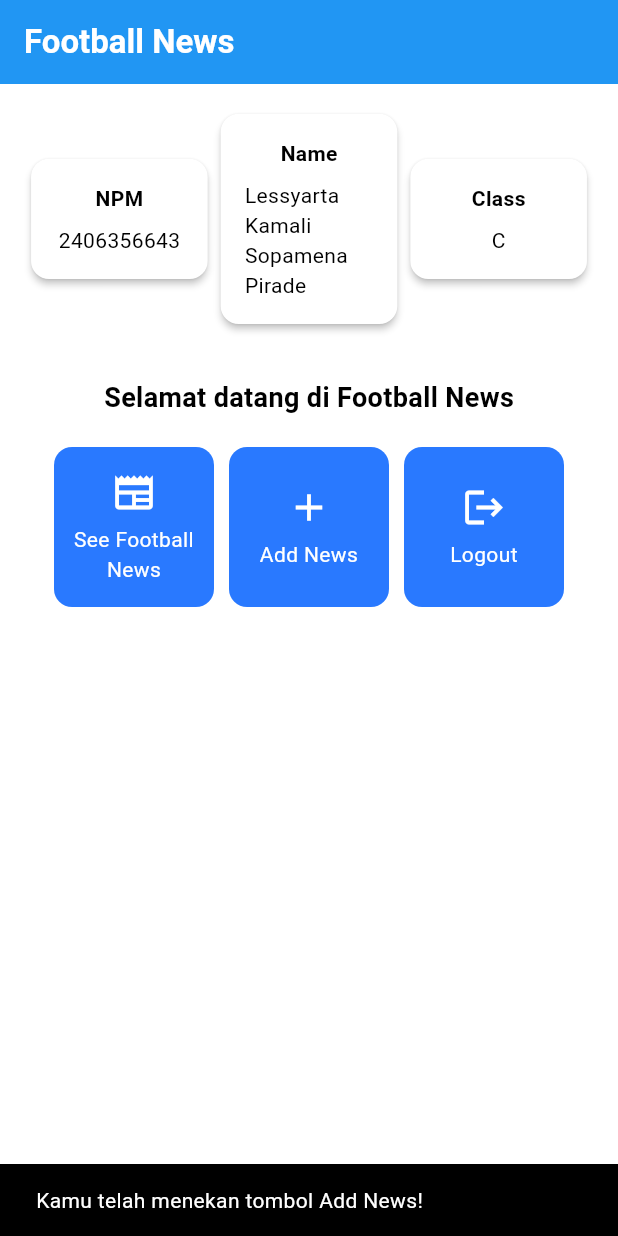
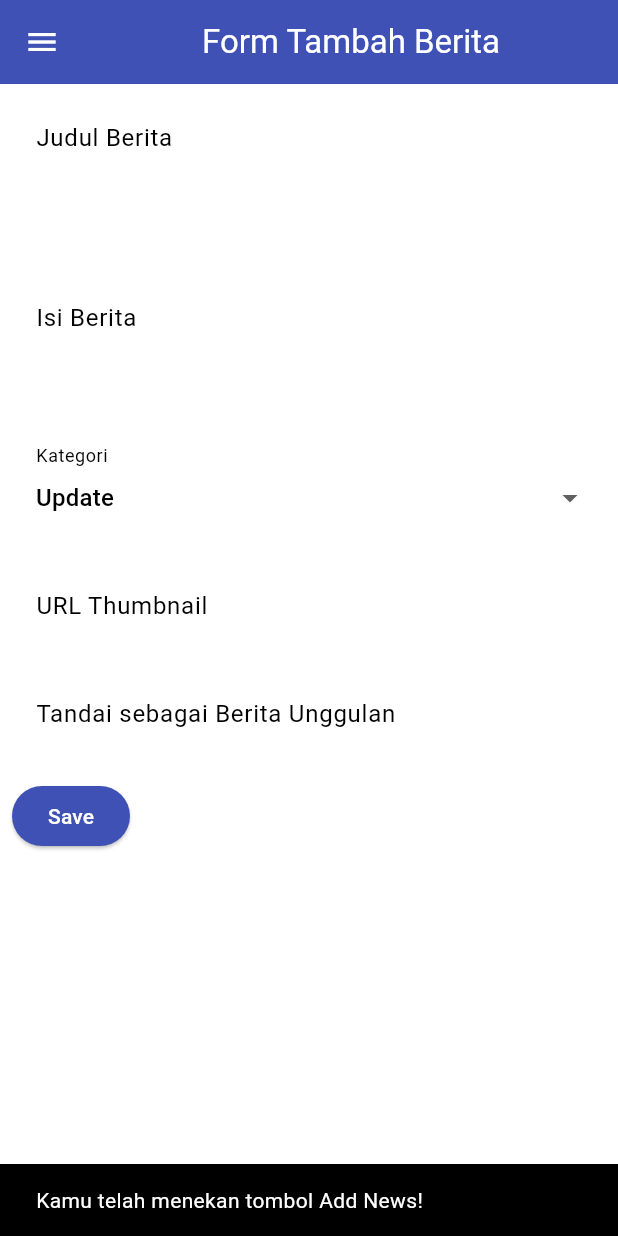
Before and after one commit to kamali-pirade/football-news-mobile, a Flutter app: the screen it shows after launch, after a tap on "Add News", on a phone screen of 412 x 824 dp. Run offline on Flutter 3.47's test engine with Material 3 defaults, Android fonts, the phone set to English and light mode, and no system bars.

Commit message:
tutorial 7 selesai

```diff
--- a/lib/main.dart
+++ b/lib/main.dart
@@ -1,5 +1,5 @@
 import 'package:flutter/material.dart';
-import 'package:football_news/menu.dart';
+import 'package:football_news/screens/menu.dart';
 
 void main() {
   runApp(const MyApp());
--- a/lib/menu.dart
+++ b/lib/screens/menu.dart
@@ -1,4 +1,7 @@
 import 'package:flutter/material.dart';
+import 'package:football_news/widgets/left_drawer.dart';
+import 'package:football_news/widgets/news_card.dart';
+import 'package:football_news/screens/newslist_form.dart';
 
 class MyHomePage extends StatelessWidget {
   const MyHomePage({super.key}); // simplified constructor
@@ -17,7 +20,6 @@ class MyHomePage extends StatelessWidget {
   Widget build(BuildContext context) {
     // Scaffold menyediakan struktur dasar halaman dengan AppBar dan body.
     return Scaffold(
-      // AppBar adalah bagian atas halaman yang menampilkan judul.
       appBar: AppBar(
         // Judul aplikasi "Football News" dengan teks putih dan tebal.
         title: const Text(
@@ -27,6 +29,7 @@ class MyHomePage extends StatelessWidget {
         // Warna latar belakang AppBar diambil dari skema warna tema aplikasi.
         backgroundColor: Theme.of(context).colorScheme.primary,
       ),
+      drawer: LeftDrawer(),
       // Body halaman dengan padding di sekelilingnya.
       body: Padding(
         padding: const EdgeInsets.all(16.0),
@@ -127,54 +130,3 @@ class ItemHomepage {
 
   const ItemHomepage(this.name, this.icon);
 }
-
-class ItemCard extends StatelessWidget {
-  // Menampilkan kartu dengan ikon dan nama.
-
-  final ItemHomepage item;
-
-  const ItemCard(this.item, {super.key});
-
-  @override
-  Widget build(BuildContext context) {
-    return Material(
-      // Menentukan warna latar belakang dari tema aplikasi.
-      color: Theme.of(context).colorScheme.secondary,
-      // Membuat sudut kartu melengkung.
-      borderRadius: BorderRadius.circular(12),
-
-      child: InkWell(
-        // Aksi ketika kartu ditekan.
-        onTap: () {
-          // Menampilkan pesan SnackBar saat kartu ditekan.
-          ScaffoldMessenger.of(context)
-            ..hideCurrentSnackBar()
-            ..showSnackBar(
-              SnackBar(
-                content: Text("Kamu telah menekan tombol ${item.name}!"),
-              ),
-            );
-        },
-        // Container untuk menyimpan Icon dan Text
-        child: Container(
-          padding: const EdgeInsets.all(8),
-          child: Center(
-            child: Column(
-              // Menyusun ikon dan teks di tengah kartu.
-              mainAxisAlignment: MainAxisAlignment.center,
-              children: [
-                Icon(item.icon, color: Colors.white, size: 30.0),
-                const Padding(padding: EdgeInsets.all(3)),
-                Text(
-                  item.name,
-                  textAlign: TextAlign.center,
-                  style: const TextStyle(color: Colors.white),
-                ),
-              ],
-            ),
-          ),
-        ),
-      ),
-    );
-  }
-}
--- /dev/null
+++ b/lib/screens/newslist_form.dart
@@ -0,0 +1,208 @@
+import 'package:flutter/material.dart';
+import 'package:football_news/widgets/left_drawer.dart';
+
+class NewsFormPage extends StatefulWidget {
+  const NewsFormPage({super.key});
+
+  @override
+  State<NewsFormPage> createState() => _NewsFormPageState();
+}
+
+class _NewsFormPageState extends State<NewsFormPage> {
+  final _formKey = GlobalKey<FormState>();
+  String _title = "";
+  String _content = "";
+  String _category = "update"; // default
+  String _thumbnail = "";
+  bool _isFeatured = false; // default
+
+  final List<String> _categories = [
+    'transfer',
+    'update',
+    'exclusive',
+    'match',
+    'rumor',
+    'analysis',
+  ];
+
+  @override
+  Widget build(BuildContext context) {
+    return Scaffold(
+      appBar: AppBar(
+        title: const Center(child: Text('Form Tambah Berita')),
+        backgroundColor: Colors.indigo,
+        foregroundColor: Colors.white,
+      ),
+      // tambahin drawer
+      drawer: const LeftDrawer(),
+      body: Form(
+        key: _formKey,
+        child: SingleChildScrollView(
+          child: Column(
+            crossAxisAlignment: CrossAxisAlignment.start,
+            children: [
+              Padding(
+                padding: const EdgeInsets.all(8.0),
+                child: TextFormField(
+                  decoration: InputDecoration(
+                    hintText: "Judul Berita",
+                    labelText: "Judul Berita",
+                    border: OutlineInputBorder(
+                      borderRadius: BorderRadius.circular(5.0),
+                    ),
+                  ),
+                  onChanged: (String? value) {
+                    setState(() {
+                      _title = value!;
+                    });
+                  },
+                  validator: (String? value) {
+                    if (value == null || value.isEmpty) {
+                      return "Judul tidak boleh kosong!";
+                    }
+                    return null;
+                  },
+                ),
+              ),
+
+              // === Content ===
+              Padding(
+                padding: const EdgeInsets.all(8.0),
+                child: TextFormField(
+                  maxLines: 5,
+                  decoration: InputDecoration(
+                    hintText: "Isi Berita",
+                    labelText: "Isi Berita",
+                    border: OutlineInputBorder(
+                      borderRadius: BorderRadius.circular(5.0),
+                    ),
+                  ),
+                  onChanged: (String? value) {
+                    setState(() {
+                      _content = value!;
+                    });
+                  },
+                  validator: (String? value) {
+                    if (value == null || value.isEmpty) {
+                      return "Isi berita tidak boleh kosong!";
+                    }
+                    return null;
+                  },
+                ),
+              ),
+
+              // === Category ===
+              Padding(
+                padding: const EdgeInsets.all(8.0),
+                child: DropdownButtonFormField<String>(
+                  decoration: InputDecoration(
+                    labelText: "Kategori",
+                    border: OutlineInputBorder(
+                      borderRadius: BorderRadius.circular(5.0),
+                    ),
+                  ),
+                  value: _category,
+                  items: _categories
+                      .map(
+                        (cat) => DropdownMenuItem(
+                          value: cat,
+                          child: Text(cat[0].toUpperCase() + cat.substring(1)),
+                        ),
+                      )
+                      .toList(),
+                  onChanged: (String? newValue) {
+                    setState(() {
+                      _category = newValue!;
+                    });
+                  },
+                ),
+              ),
+
+              // === Thumbnail URL ===
+              Padding(
+                padding: const EdgeInsets.all(8.0),
+                child: TextFormField(
+                  decoration: InputDecoration(
+                    hintText: "URL Thumbnail (opsional)",
+                    labelText: "URL Thumbnail",
+                    border: OutlineInputBorder(
+                      borderRadius: BorderRadius.circular(5.0),
+                    ),
+                  ),
+                  onChanged: (String? value) {
+                    setState(() {
+                      _thumbnail = value!;
+                    });
+                  },
+                ),
+              ),
+
+              // === Is Featured ===
+              Padding(
+                padding: const EdgeInsets.all(8.0),
+                child: SwitchListTile(
+                  title: const Text("Tandai sebagai Berita Unggulan"),
+                  value: _isFeatured,
+                  onChanged: (bool value) {
+                    setState(() {
+                      _isFeatured = value;
+                    });
+                  },
+                ),
+              ),
+
+              // === Submit Button ===
+              Padding(
+                padding: const EdgeInsets.all(8.0),
+                child: ElevatedButton(
+                  style: ButtonStyle(
+                    backgroundColor: MaterialStateProperty.all(Colors.indigo),
+                  ),
+                  onPressed: () {
+                    if (_formKey.currentState!.validate()) {
+                      showDialog(
+                        context: context,
+                        builder: (context) {
+                          return AlertDialog(
+                            title: const Text('Produk berhasil tersimpan'),
+                            content: SingleChildScrollView(
+                              child: Column(
+                                crossAxisAlignment: CrossAxisAlignment.start,
+                                children: [
+                                  Text('Judul: $_title'),
+                                  Text('Isi: $_content'),
+                                  Text('Kategori: $_category'),
+                                  Text('Thumbnail: $_thumbnail'),
+                                  Text(
+                                    'Unggulan: ${_isFeatured ? "Ya" : "Tidak"}',
+                                  ),
+                                ],
+                              ),
+                            ),
+                            actions: [
+                              TextButton(
+                                child: const Text('OK'),
+                                onPressed: () {
+                                  Navigator.pop(context);
+                                  _formKey.currentState!.reset();
+                                },
+                              ),
+                            ],
+                          );
+                        },
+                      );
+                    }
+                  },
+                  child: const Text(
+                    "Save",
+                    style: TextStyle(color: Colors.white),
+                  ),
+                ),
+              ),
+            ],
+          ),
+        ),
+      ),
+    );
+  }
+}
--- /dev/null
+++ b/lib/widgets/left_drawer.dart
@@ -0,0 +1,79 @@
+import 'package:flutter/material.dart';
+import 'package:football_news/screens/menu.dart';
+import 'package:football_news/screens/newslist_form.dart';
+
+class LeftDrawer extends StatelessWidget {
+  const LeftDrawer({super.key});
+
+  @override
+  Widget build(BuildContext context) {
+    return Drawer(
+      child: ListView(
+        children: [
+          const DrawerHeader(
+            decoration: BoxDecoration(color: Colors.blue),
+            child: Column(
+              children: [
+                Text(
+                  'Football News',
+                  textAlign: TextAlign.center,
+                  style: TextStyle(
+                    fontSize: 30,
+                    fontWeight: FontWeight.bold,
+                    color: Colors.white,
+                  ),
+                ),
+                Padding(padding: EdgeInsets.all(10)),
+                Text(
+                  "Seluruh berita sepak bola terkini di sini!",
+                  // gaya teks center, font 15, putih, weight biasa
+                  textAlign: TextAlign.center,
+                  style: TextStyle(
+                    fontSize: 15,
+                    color: Colors.white,
+                    fontWeight: FontWeight.normal,
+                  ),
+                ),
+              ],
+            ),
+          ),
+          ListTile(
+            leading: const Icon(Icons.home_outlined),
+            title: const Text('Home'),
+            // Bagian redirection ke MyHomePage
+            onTap: () {
+              Navigator.pushReplacement(
+                context,
+                MaterialPageRoute(builder: (context) => MyHomePage()),
+              );
+            },
+          ),
+          ListTile(
+            leading: const Icon(Icons.post_add),
+            title: const Text('Add News'),
+            // Bagian redirection ke NewsFormPage
+            onTap: () {
+              // routing ke NewsFormPage
+              Navigator.push(
+                context,
+                MaterialPageRoute(builder: (context) => const NewsFormPage()),
+              );
+            },
+          ),
+          // ListTitle baru untuk ke halaman melihat news
+          ListTile(
+            leading: const Icon(Icons.newspaper),
+            title: const Text('See News'),
+            onTap: () {
+              // belum kemana-mana
+              Navigator.pushReplacement(
+                context,
+                MaterialPageRoute(builder: (context) => MyHomePage()),
+              );
+            },
+          ),
+        ],
+      ),
+    );
+  }
+}
--- /dev/null
+++ b/lib/widgets/news_card.dart
@@ -0,0 +1,62 @@
+import 'package:flutter/material.dart';
+import 'package:football_news/screens/newslist_form.dart';
+import 'package:football_news/screens/menu.dart';
+
+class ItemCard extends StatelessWidget {
+  // Menampilkan kartu dengan ikon dan nama.
+
+  final ItemHomepage item;
+
+  const ItemCard(this.item, {super.key});
+
+  @override
+  Widget build(BuildContext context) {
+    return Material(
+      // Menentukan warna latar belakang dari tema aplikasi.
+      color: Theme.of(context).colorScheme.secondary,
+      // Membuat sudut kartu melengkung.
+      borderRadius: BorderRadius.circular(12),
+
+      child: InkWell(
+        // Aksi ketika kartu ditekan.
+        onTap: () {
+          // Menampilkan pesan SnackBar saat kartu ditekan.
+          ScaffoldMessenger.of(context)
+            ..hideCurrentSnackBar()
+            ..showSnackBar(
+              SnackBar(
+                content: Text("Kamu telah menekan tombol ${item.name}!"),
+              ),
+            );
+
+          // Navigate ke route yang sesuai (tergantung jenis tombol)
+          if (item.name == "Add News") {
+            Navigator.push(
+              context,
+              MaterialPageRoute(builder: (context) => const NewsFormPage()),
+            );
+          }
+        },
+        // Container untuk menyimpan Icon dan Text
+        child: Container(
+          padding: const EdgeInsets.all(8),
+          child: Center(
+            child: Column(
+              // Menyusun ikon dan teks di tengah kartu.
+              mainAxisAlignment: MainAxisAlignment.center,
+              children: [
+                Icon(item.icon, color: Colors.white, size: 30.0),
+                const Padding(padding: EdgeInsets.all(3)),
+                Text(
+                  item.name,
+                  textAlign: TextAlign.center,
+                  style: const TextStyle(color: Colors.white),
+                ),
+              ],
+            ),
+          ),
+        ),
+      ),
+    );
+  }
+}
```
